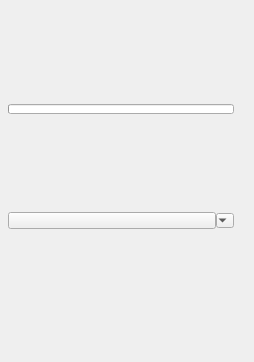
Qt form ui/lighting.ui (m3trik/Scripts_portable) before a commit.
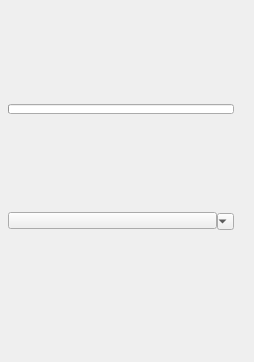
The same form after that commit. Custom widgets are drawn as their Qt base class.

```diff
--- a/ui/lighting.ui
+++ b/ui/lighting.ui
@@ -83,13 +83,13 @@
        </property>
        <property name="minimumSize">
         <size>
-         <width>18</width>
-         <height>15</height>
+         <width>17</width>
+         <height>17</height>
         </size>
        </property>
        <property name="maximumSize">
         <size>
-         <width>18</width>
+         <width>17</width>
          <height>15</height>
         </size>
        </property>
```
